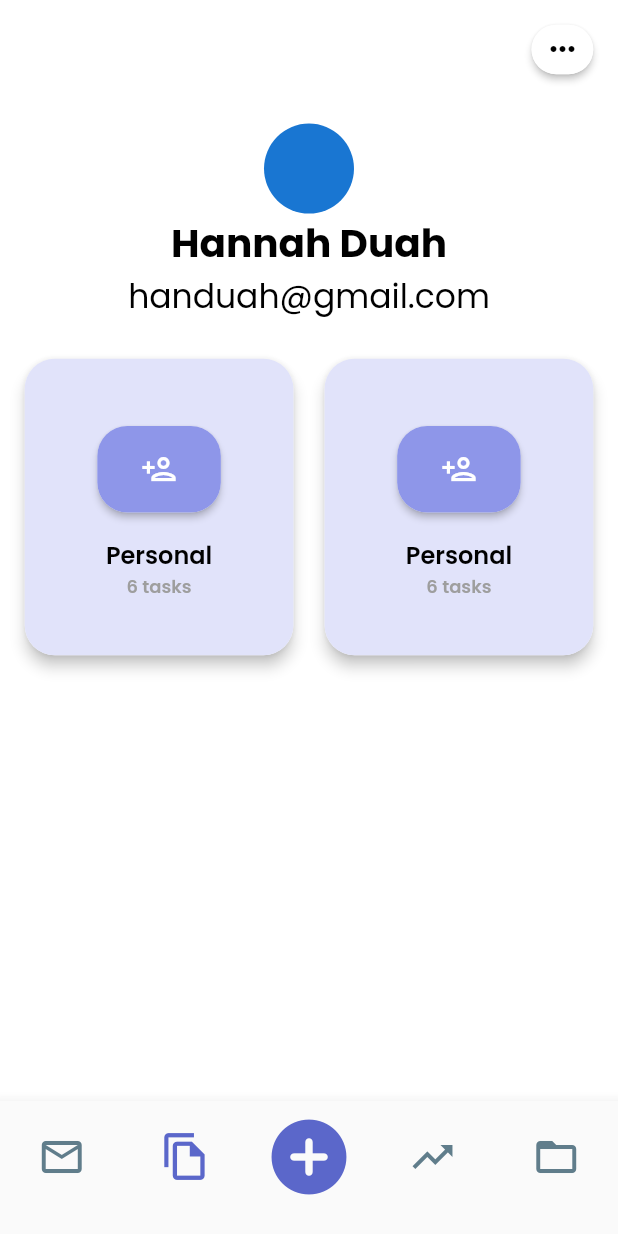
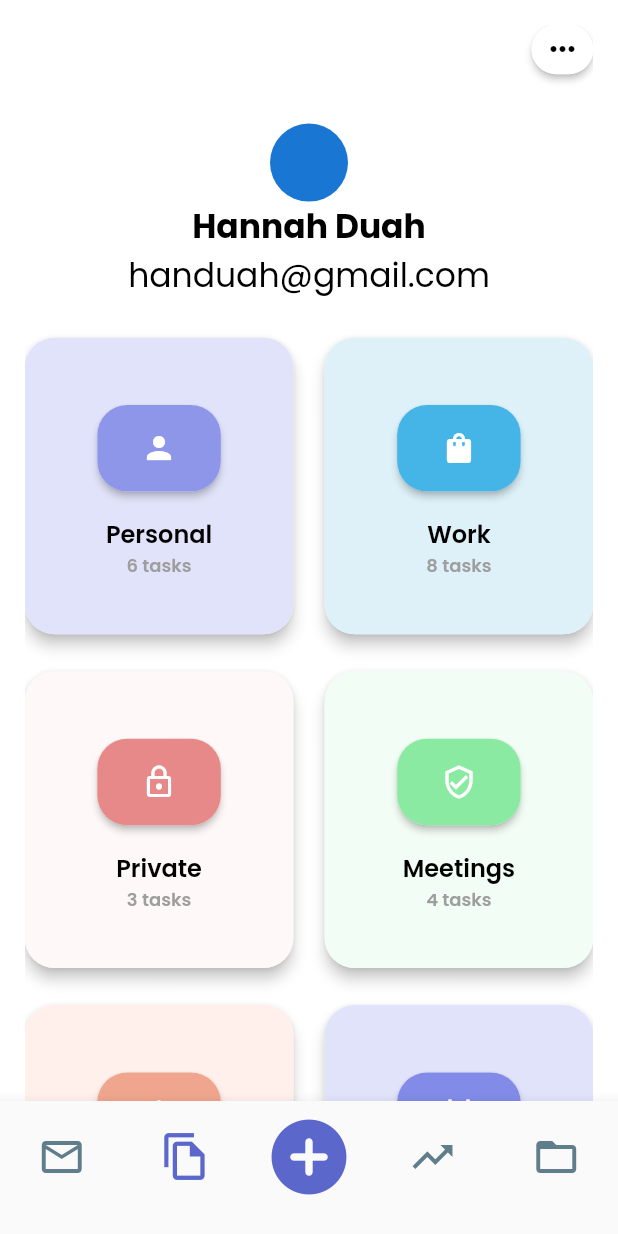
Before and after one commit to handuah/dailyTasks-UI, a Flutter app: the HomePage screen opened by its route, swiped to page 2, on a phone screen of 412 x 824 dp. Run offline on Flutter 3.47's test engine with Material 2 defaults, Android fonts, the phone set to English and light mode, and no system bars; our stand-ins replace google_fonts, hexcolor, sizer.

Commit message:
finished userDashboard

```diff
--- a/lib/userDashboard.dart
+++ b/lib/userDashboard.dart
@@ -50,13 +50,13 @@ class _UserDashboardState extends State<UserDashboard> {
             child: Column(
               children: [
                 CircleAvatar(
-                  maxRadius: 30.0,
+                  maxRadius: 26.0,
                 ),
                 Text(
                   'Hannah Duah',
                   style: GoogleFonts.poppins(
                     textStyle: TextStyle(
-                      fontSize: 26.0,
+                      fontSize: 22.0,
                       fontWeight: FontWeight.bold,
                       color: HexColor("#000000"),
                     ),
@@ -86,13 +86,74 @@ class _UserDashboardState extends State<UserDashboard> {
                 Row(
                   mainAxisAlignment: MainAxisAlignment.spaceBetween,
                   children: [
-                    Material(
+                    DashboardCard("#E1E3FA", "#8E96E9", Icons.person,
+                        "Personal", "6 tasks"),
+                    DashboardCard("#DEF1F8", "#45B5E7",
+                        Icons.shopping_bag_rounded, "Work", "8 tasks"),
+                  ],
+                ),
+                SizedBox(
+                  height: MediaQuery.of(context).size.height * 0.03,
+                ),
+                Row(
+                  mainAxisAlignment: MainAxisAlignment.spaceBetween,
+                  children: [
+                    DashboardCard("#FEF8F8", "#E78989", Icons.lock_outline,
+                        "Private", "3 tasks"),
+                    DashboardCard("#F2FDF5", "#8AEAA2",
+                        Icons.verified_user_outlined, "Meetings", "4 tasks"),
+                  ],
+                ),
+                SizedBox(
+                  height: MediaQuery.of(context).size.height * 0.03,
+                ),
+                Row(
+                  mainAxisAlignment: MainAxisAlignment.spaceBetween,
+                  children: [
+                    DashboardCard("#FFF0EB", "#F0A58E",
+                        Icons.add_alert_outlined, "Create Board", "6 tasks"),
+                    DashboardCard("#E1E3FA", "#828BE8",
+                        Icons.calendar_today_outlined, "Events", "18 tasks"),
+                  ],
+                ),
+                SizedBox(
+                  height: MediaQuery.of(context).size.height * 0.03,
+                ),
+              ],
+            ),
+          ),
+        ],
+      ),
+    );
+  }
+}
+
+class DashboardCard extends StatefulWidget {
+  // const _DashboardCard({ Key? key }) : super(key: key);
+  final String cardColor;
+  final String iconBgColor;
+  final IconData taskIcon;
+  final String taskName;
+  final String taskDetails;
+
+  const DashboardCard(this.cardColor, this.iconBgColor, this.taskIcon,
+      this.taskName, this.taskDetails);
+
+  @override
+  _DashboardCardState createState() => _DashboardCardState();
+}
+
+class _DashboardCardState extends State<DashboardCard> {
+  @override
+  Widget build(BuildContext context) {
+    return Material(
       elevation: 4.0,
       borderRadius: BorderRadius.circular(20.0),
       child: Container(
         decoration: BoxDecoration(
           borderRadius: BorderRadius.circular(20.0),
-                          color: HexColor("#E1E3FA"),
+          // color: HexColor("#E1E3FA"),
+          color: HexColor(widget.cardColor),
         ),
         height: MediaQuery.of(context).size.height * 0.24,
         width: MediaQuery.of(context).size.width / 2.3,
@@ -112,26 +173,26 @@ class _UserDashboardState extends State<UserDashboard> {
                   elevation: 2.0,
                   borderRadius: BorderRadius.circular(20.0),
                   child: Container(
-                                    height: MediaQuery.of(context).size.height *
-                                        0.07,
-                                    width:
-                                        MediaQuery.of(context).size.width * 0.2,
+                    height: MediaQuery.of(context).size.height * 0.07,
+                    width: MediaQuery.of(context).size.width * 0.2,
                     decoration: BoxDecoration(
                       borderRadius: BorderRadius.circular(20.0),
-                                      color: HexColor("#8E96E9"),
+                      // color: HexColor("#8E96E9"),
+                      color: HexColor(widget.iconBgColor),
                     ),
                     child: Icon(
-                                      Icons.person_add_outlined,
+                      // Icons.person_add_outlined,
+                      widget.taskIcon,
                       color: Colors.white,
                     ),
                   ),
                 ),
                 SizedBox(
-                                  height:
-                                      MediaQuery.of(context).size.height * 0.02,
+                  height: MediaQuery.of(context).size.height * 0.02,
                 ),
                 Text(
-                                  'Personal',
+                  // 'Personal',
+                  widget.taskName,
                   style: GoogleFonts.poppins(
                     textStyle: TextStyle(
                       fontSize: 16.0,
@@ -141,7 +202,8 @@ class _UserDashboardState extends State<UserDashboard> {
                   ),
                 ),
                 Text(
-                                  '6 tasks',
+                  // '6 tasks',
+                  widget.taskDetails,
                   style: GoogleFonts.poppins(
                     textStyle: TextStyle(
                       fontSize: 12.0,
@@ -155,84 +217,6 @@ class _UserDashboardState extends State<UserDashboard> {
           ),
         ),
       ),
-                    ),
-                    Material(
-                      elevation: 4.0,
-                      borderRadius: BorderRadius.circular(20.0),
-                      child: Container(
-                        decoration: BoxDecoration(
-                          borderRadius: BorderRadius.circular(20.0),
-                          color: HexColor("#E1E3FA"),
-                        ),
-                        height: MediaQuery.of(context).size.height * 0.24,
-                        width: MediaQuery.of(context).size.width / 2.3,
-                        // color: Colors.red,
-                        child: Padding(
-                          padding: EdgeInsets.only(
-                            left: MediaQuery.of(context).size.width * 0.02,
-                            right: MediaQuery.of(context).size.width * 0.02,
-                            top: MediaQuery.of(context).size.width * 0.02,
-                          ),
-                          child: Center(
-                            child: Column(
-                              mainAxisAlignment: MainAxisAlignment.center,
-                              crossAxisAlignment: CrossAxisAlignment.center,
-                              children: [
-                                Material(
-                                  elevation: 2.0,
-                                  borderRadius: BorderRadius.circular(20.0),
-                                  child: Container(
-                                    height: MediaQuery.of(context).size.height *
-                                        0.07,
-                                    width:
-                                        MediaQuery.of(context).size.width * 0.2,
-                                    decoration: BoxDecoration(
-                                      borderRadius: BorderRadius.circular(20.0),
-                                      color: HexColor("#8E96E9"),
-                                    ),
-                                    child: Icon(
-                                      Icons.person_add_outlined,
-                                      color: Colors.white,
-                                    ),
-                                  ),
-                                ),
-                                SizedBox(
-                                  height:
-                                      MediaQuery.of(context).size.height * 0.02,
-                                ),
-                                Text(
-                                  'Personal',
-                                  style: GoogleFonts.poppins(
-                                    textStyle: TextStyle(
-                                      fontSize: 16.0,
-                                      fontWeight: FontWeight.w600,
-                                      color: HexColor("#000000"),
-                                    ),
-                                  ),
-                                ),
-                                Text(
-                                  '6 tasks',
-                                  style: GoogleFonts.poppins(
-                                    textStyle: TextStyle(
-                                      fontSize: 12.0,
-                                      fontWeight: FontWeight.w600,
-                                      color: Colors.grey,
-                                    ),
-                                  ),
-                                ),
-                              ],
-                            ),
-                          ),
-                        ),
-                      ),
-                    ),
-                  ],
-                ),
-              ],
-            ),
-          ),
-        ],
-      ),
     );
   }
 }
```
Lines whose indentation alone changed are shown as unchanged.
